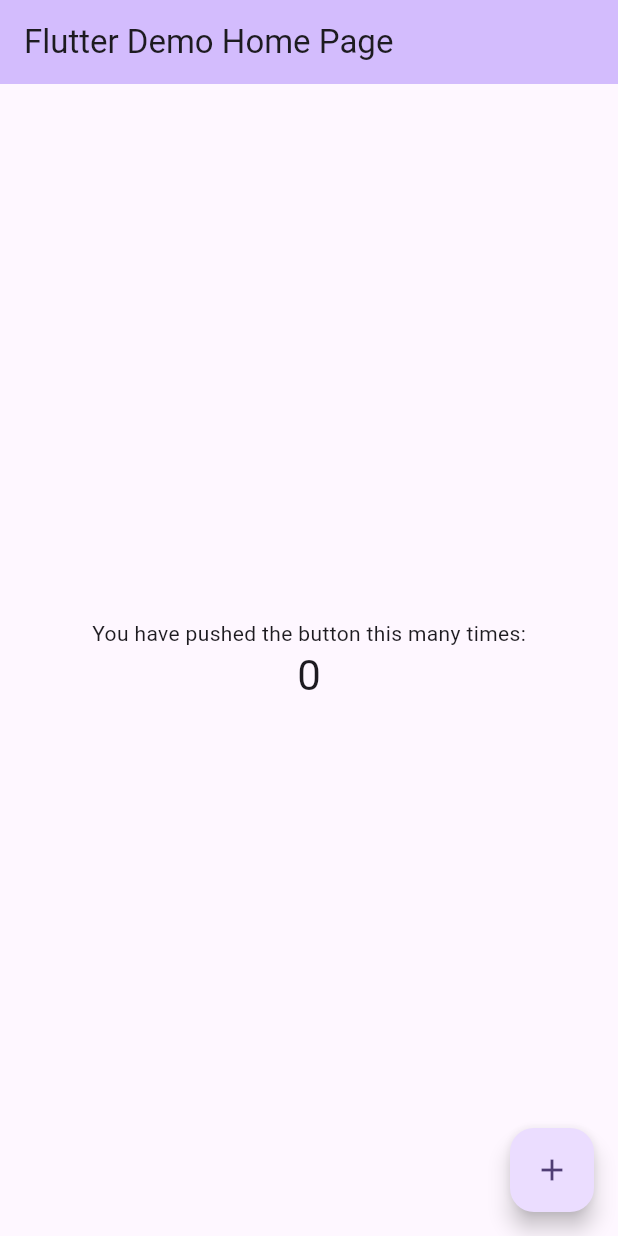
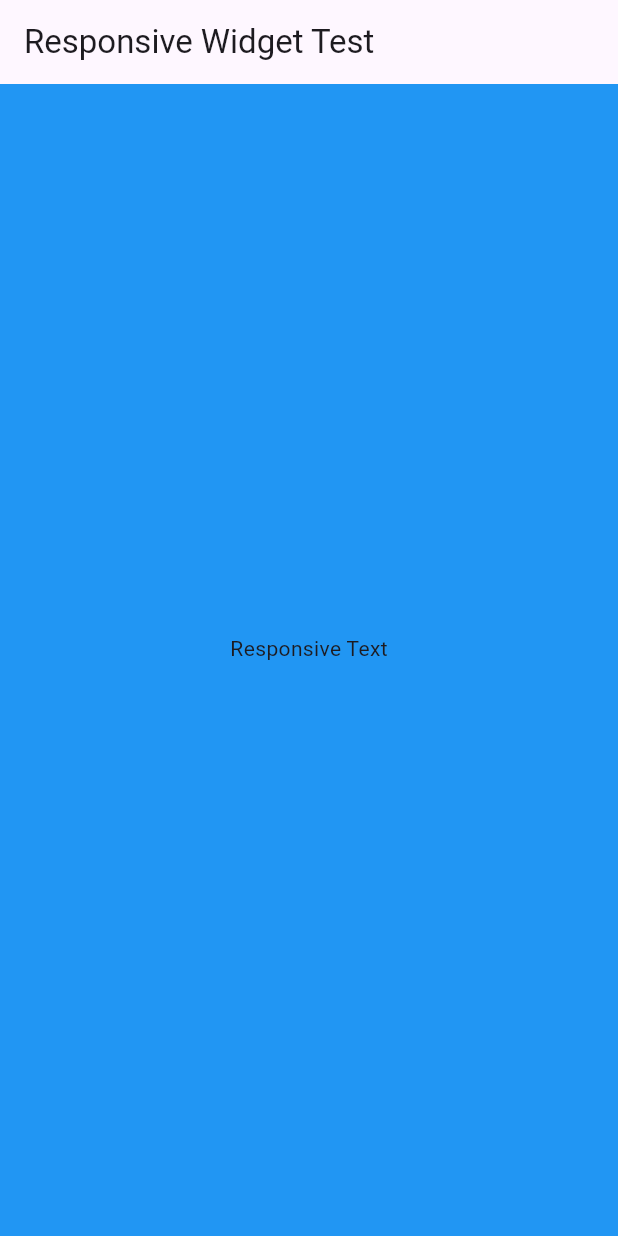
Before and after one commit to TejasKumar3005/Flutter_engine, a Flutter app: the screen it shows after launch, on a phone screen of 412 x 824 dp. Run offline on Flutter 3.47's test engine with Material 3 defaults, Android fonts, the light colour scheme and no system bars.

Commit message:
test of dimension

```diff
--- a/engine/lib/main.dart
+++ b/engine/lib/main.dart
@@ -1,5 +1,5 @@
 import 'package:flutter/material.dart';
-
+import 'test.dart';
 void main() {
   runApp(const MyApp());
 }
@@ -31,7 +31,8 @@ class MyApp extends StatelessWidget {
         colorScheme: ColorScheme.fromSeed(seedColor: Colors.deepPurple),
         useMaterial3: true,
       ),
-      home: const MyHomePage(title: 'Flutter Demo Home Page'),
+      // home: const MyHomePage(title: 'Flutter Demo Home Page'),
+      home: ResponsiveWidgetTest()
     );
   }
 }
--- /dev/null
+++ b/engine/lib/test.dart
@@ -0,0 +1,43 @@
+import 'package:flutter/material.dart';
+import 'utils/dimensions.dart';
+
+class ResponsiveWidgetTest extends StatelessWidget {
+  @override
+  Widget build(BuildContext context) {
+    return Scaffold(
+      appBar: AppBar(
+        title: Text('Responsive Widget Test'),
+      ),
+      body: Center(
+        child: Container(
+          width: getHorizontalSize(200.0),
+          height: getVerticalSize(0100.0),
+          margin: getMargin(all: 16.0),
+          padding: getPadding(all: 8.0),
+          color: Colors.blue,
+          child: Column(
+            mainAxisAlignment: MainAxisAlignment.center,
+            children: [
+              Text(
+                'Responsive Text',
+                style: TextStyle(fontSize: getFontSize(20.0)),
+              ),
+              SizedBox(height: 16.0),
+              Container(
+                width: getSize(50.0),
+                height: getSize(500.0),
+                color: Colors.red,
+              ),
+            ],
+          ),
+        ),
+      ),
+    );
+  }
+}
+
+// void main() {
+//   runApp(MaterialApp(
+//     home: ResponsiveWidgetTest(),
+//   ));
+// }
```
Also changed, not shown: engine/lib/utils/dimensions.dart (added), engine/pubspec.lock.
